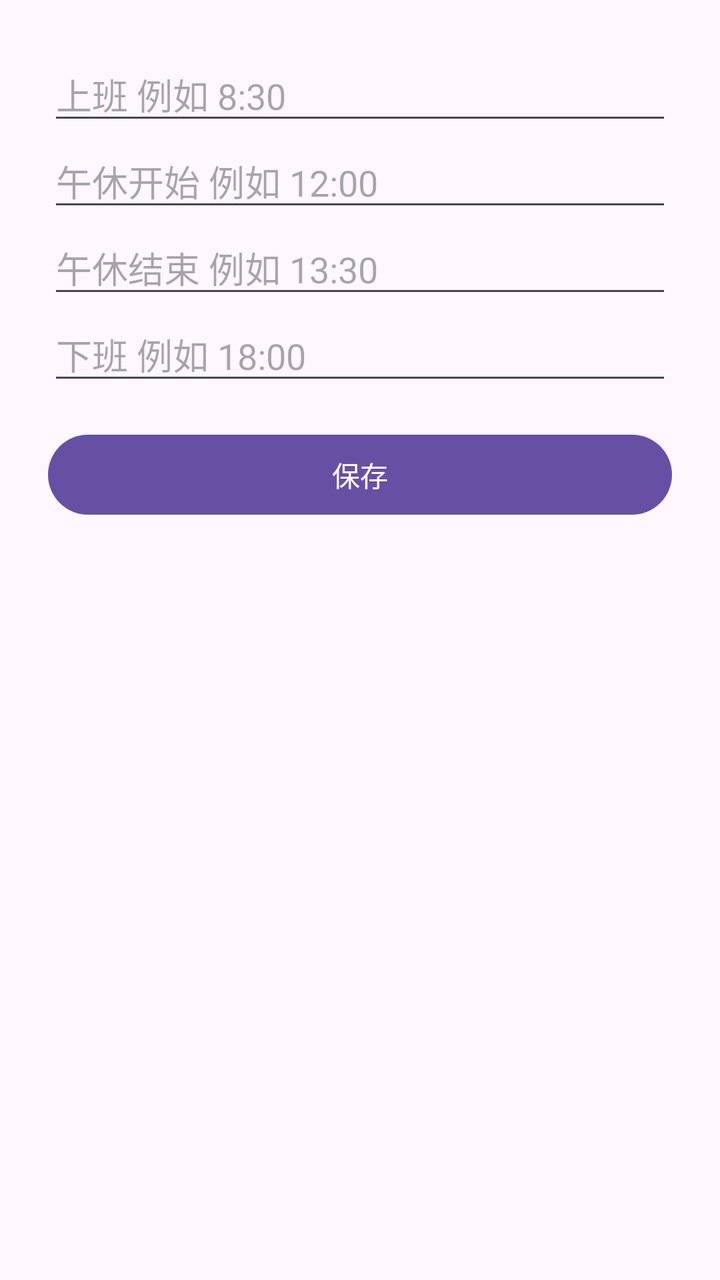
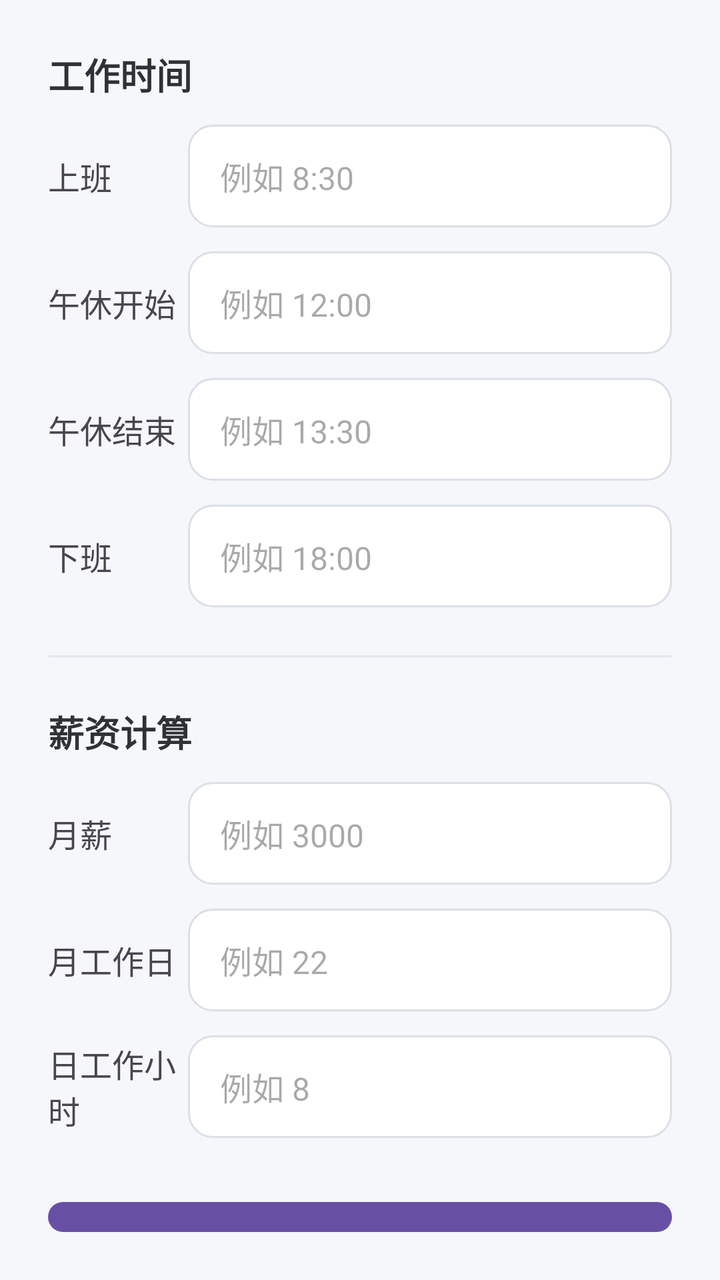

Before-and-after screenshots of an Android layout around one commit, followed by the original layout XML and the change that was made.
<!-- AndroidManifest.xml: application theme Theme.Salary_Calculator -->
<!-- res/layout/activity_settings.xml -->
<?xml version="1.0" encoding="utf-8"?>
<LinearLayout xmlns:android="http://schemas.android.com/apk/res/android"
    xmlns:app="http://schemas.android.com/apk/res-auto"
    xmlns:tools="http://schemas.android.com/tools"
    android:id="@+id/main"
    android:layout_width="match_parent"
    android:layout_height="match_parent"
    tools:context=".SettingsActivity"
    android:orientation="vertical"
    android:padding="24dp"
    >

    <EditText
        android:id="@+id/et_start"
        android:layout_width="match_parent"
        android:layout_height="wrap_content"
        android:hint="上班 例如 8:30"
        android:inputType="time"
        />
    <EditText
        android:id="@+id/et_lunch_start"
        android:layout_width="match_parent"
        android:layout_height="wrap_content"
        android:hint="午休开始 例如 12:00"
        android:inputType="time"
        />
    <EditText
        android:id="@+id/et_lunch_end"
        android:layout_width="match_parent"
        android:layout_height="wrap_content"
        android:hint="午休结束 例如 13:30"
        android:inputType="time" />
    <EditText
        android:id="@+id/et_end"
        android:layout_width="match_parent"
        android:layout_height="wrap_content"
        android:hint="下班 例如 18:00"
        android:inputType="time" />
    <Button
        android:id="@+id/btn_save"
        android:layout_width="match_parent"
        android:layout_height="wrap_content"
        android:layout_marginTop="16dp"
        android:text="保存" />
</LinearLayout>
<!-- resources referenced by this layout -->
<resources>
  <style name="Theme.Salary_Calculator" parent="Base.Theme.Salary_Calculator" />
  <style name="Base.Theme.Salary_Calculator" parent="Theme.Material3.DayNight.NoActionBar">
          
          
      </style>
</resources>

<!-- the commit's change to res/layout/activity_settings.xml (unified diff, before → after) -->
@@ -1,45 +1,253 @@
 <?xml version="1.0" encoding="utf-8"?>
 <LinearLayout xmlns:android="http://schemas.android.com/apk/res/android"
-    xmlns:app="http://schemas.android.com/apk/res-auto"
     xmlns:tools="http://schemas.android.com/tools"
     android:id="@+id/main"
     android:layout_width="match_parent"
     android:layout_height="match_parent"
-    tools:context=".SettingsActivity"
     android:orientation="vertical"
     android:padding="24dp"
-    >
-
-    <EditText
-        android:id="@+id/et_start"
-        android:layout_width="match_parent"
-        android:layout_height="wrap_content"
-        android:hint="上班 例如 8:30"
-        android:inputType="time"
-        />
-    <EditText
-        android:id="@+id/et_lunch_start"
-        android:layout_width="match_parent"
-        android:layout_height="wrap_content"
-        android:hint="午休开始 例如 12:00"
-        android:inputType="time"
-        />
-    <EditText
-        android:id="@+id/et_lunch_end"
-        android:layout_width="match_parent"
-        android:layout_height="wrap_content"
-        android:hint="午休结束 例如 13:30"
-        android:inputType="time" />
-    <EditText
-        android:id="@+id/et_end"
-        android:layout_width="match_parent"
-        android:layout_height="wrap_content"
-        android:hint="下班 例如 18:00"
-        android:inputType="time" />
+    android:background="#F5F7FA"
+    tools:context=".SettingsActivity">
+
+    
+    <TextView
+        android:layout_width="wrap_content"
+        android:layout_height="wrap_content"
+        android:text="工作时间"
+        android:textSize="18sp"
+        android:textStyle="bold"
+        android:textColor="#303133"/>
+
+    
+    <LinearLayout
+        android:layout_width="match_parent"
+        android:layout_height="wrap_content"
+        android:layout_marginTop="12dp"
+        android:gravity="center_vertical"
+        android:orientation="horizontal">
+
+        <TextView
+            android:layout_width="wrap_content"
+            android:layout_height="wrap_content"
+            android:text="上班"
+            android:textSize="16sp"
+            android:width="70dp"/>
+
+        <EditText
+            android:id="@+id/et_start"
+            android:layout_width="0dp"
+            android:layout_height="wrap_content"
+            android:layout_weight="1"
+            android:background="@drawable/bg_edittext"
+            android:hint="例如 8:30"
+            android:inputType="time"
+            android:maxLines="1"
+            android:paddingHorizontal="16dp"
+            android:paddingVertical="14dp"
+            android:textSize="16sp"/>
+    </LinearLayout>
+
+    
+    <LinearLayout
+        android:layout_width="match_parent"
+        android:layout_height="wrap_content"
+        android:layout_marginTop="12dp"
+        android:gravity="center_vertical"
+        android:orientation="horizontal">
+
+        <TextView
+            android:layout_width="wrap_content"
+            android:layout_height="wrap_content"
+            android:text="午休开始"
+            android:textSize="16sp"
+            android:width="70dp"/>
+
+        <EditText
+            android:id="@+id/et_lunch_start"
+            android:layout_width="0dp"
+            android:layout_height="wrap_content"
+            android:layout_weight="1"
+            android:background="@drawable/bg_edittext"
+            android:hint="例如 12:00"
+            android:inputType="time"
+            android:maxLines="1"
+            android:paddingHorizontal="16dp"
+            android:paddingVertical="14dp"
+            android:textSize="16sp"/>
+    </LinearLayout>
+
+    
+    <LinearLayout
+        android:layout_width="match_parent"
+        android:layout_height="wrap_content"
+        android:layout_marginTop="12dp"
+        android:gravity="center_vertical"
+        android:orientation="horizontal">
+
+        <TextView
+            android:layout_width="wrap_content"
+            android:layout_height="wrap_content"
+            android:text="午休结束"
+            android:textSize="16sp"
+            android:width="70dp"/>
+
+        <EditText
+            android:id="@+id/et_lunch_end"
+            android:layout_width="0dp"
+            android:layout_height="wrap_content"
+            android:layout_weight="1"
+            android:background="@drawable/bg_edittext"
+            android:hint="例如 13:30"
+            android:inputType="time"
+            android:maxLines="1"
+            android:paddingHorizontal="16dp"
+            android:paddingVertical="14dp"
+            android:textSize="16sp"/>
+    </LinearLayout>
+
+    
+    <LinearLayout
+        android:layout_width="match_parent"
+        android:layout_height="wrap_content"
+        android:layout_marginTop="12dp"
+        android:gravity="center_vertical"
+        android:orientation="horizontal">
+
+        <TextView
+            android:layout_width="wrap_content"
+            android:layout_height="wrap_content"
+            android:text="下班"
+            android:textSize="16sp"
+            android:width="70dp"/>
+
+        <EditText
+            android:id="@+id/et_end"
+            android:layout_width="0dp"
+            android:layout_height="wrap_content"
+            android:layout_weight="1"
+            android:background="@drawable/bg_edittext"
+            android:hint="例如 18:00"
+            android:inputType="time"
+            android:maxLines="1"
+            android:paddingHorizontal="16dp"
+            android:paddingVertical="14dp"
+            android:textSize="16sp"/>
+    </LinearLayout>
+
+    
+    <View
+        android:layout_width="match_parent"
+        android:layout_height="1dp"
+        android:layout_marginTop="24dp"
+        android:background="#E4E7ED"/>
+
+    
+    <TextView
+        android:layout_width="wrap_content"
+        android:layout_height="wrap_content"
+        android:layout_marginTop="24dp"
+        android:text="薪资计算"
+        android:textSize="18sp"
+        android:textStyle="bold"
+        android:textColor="#303133"/>
+
+    
+    <LinearLayout
+        android:layout_width="match_parent"
+        android:layout_height="wrap_content"
+        android:layout_marginTop="12dp"
+        android:gravity="center_vertical"
+        android:orientation="horizontal">
+
+        <TextView
+            android:layout_width="wrap_content"
+            android:layout_height="wrap_content"
+            android:text="月薪"
+            android:textSize="16sp"
+            android:width="70dp"/>
+
+        <EditText
+            android:id="@+id/et_month_salary"
+            android:layout_width="0dp"
+            android:layout_height="wrap_content"
+            android:layout_weight="1"
+            android:background="@drawable/bg_edittext"
+            android:hint="例如 3000"
+            android:inputType="numberDecimal"
+            android:maxLines="1"
+            android:paddingHorizontal="16dp"
+            android:paddingVertical="14dp"
+            android:textSize="16sp"/>
+    </LinearLayout>
+
+    
+    <LinearLayout
+        android:layout_width="match_parent"
+        android:layout_height="wrap_content"
+        android:layout_marginTop="12dp"
+        android:gravity="center_vertical"
+        android:orientation="horizontal"
+        >
+
+        <TextView
+            android:layout_width="wrap_content"
+            android:layout_height="wrap_content"
+            android:text="月工作日"
+            android:textSize="16sp"
+            android:width="70dp"/>
+
+        <EditText
+            android:id="@+id/et_month_working"
+            android:layout_width="0dp"
+            android:layout_height="wrap_content"
+            android:layout_weight="1"
+            android:background="@drawable/bg_edittext"
+            android:hint="例如 22"
+            android:inputType="number"
+            android:maxLines="1"
+            android:paddingHorizontal="16dp"
+            android:paddingVertical="14dp"
+            android:textSize="16sp"/>
+    </LinearLayout>
+    
+    <LinearLayout
+        android:layout_width="match_parent"
+        android:layout_height="wrap_content"
+        android:layout_marginTop="12dp"
+        android:gravity="center_vertical"
+        android:orientation="horizontal">
+
+        <TextView
+            android:layout_width="wrap_content"
+            android:layout_height="wrap_content"
+            android:text="日工作小时"
+            android:textSize="16sp"
+            android:width="70dp"/>
+
+        <EditText
+            android:id="@+id/et_day_working"
+            android:layout_width="0dp"
+            android:layout_height="wrap_content"
+            android:layout_weight="1"
+            android:background="@drawable/bg_edittext"
+            android:hint="例如 8"
+            android:inputType="number"
+            android:maxLines="1"
+            android:paddingHorizontal="16dp"
+            android:paddingVertical="14dp"
+            android:textSize="16sp"/>
+    </LinearLayout>
+
+    
     <Button
         android:id="@+id/btn_save"
         android:layout_width="match_parent"
         android:layout_height="wrap_content"
-        android:layout_marginTop="16dp"
-        android:text="保存" />
+        android:layout_marginTop="32dp"
+        android:background="@drawable/bg_btn_save"
+        android:text="保存设置"
+        android:textColor="#FFFFFF"
+        android:textSize="17sp"
+        android:paddingVertical="14dp"/>
+
 </LinearLayout>
<!-- resource entries referenced after the edit -->
@@ -1,5 +1,20 @@
 <!-- resources referenced by this layout -->
 <resources>
+  <!-- drawable bg_btn_save (drawable) -->
+  <?xml version="1.0" encoding="utf-8"?>
+  <shape xmlns:android="http://schemas.android.com/apk/res/android">
+      <solid android:color="#409EFF"/>
+      <corners android:radius="12dp"/>
+  </shape>
+  <!-- drawable bg_edittext (drawable) -->
+  <?xml version="1.0" encoding="utf-8"?>
+  <shape xmlns:android="http://schemas.android.com/apk/res/android">
+      <solid android:color="#FFFFFF"/>
+      <corners android:radius="12dp"/>
+      <stroke
+          android:width="1dp"
+          android:color="#DCDFE6"/>
+  </shape>
   <style name="Theme.Salary_Calculator" parent="Base.Theme.Salary_Calculator" />
   <style name="Base.Theme.Salary_Calculator" parent="Theme.Material3.DayNight.NoActionBar">
           
